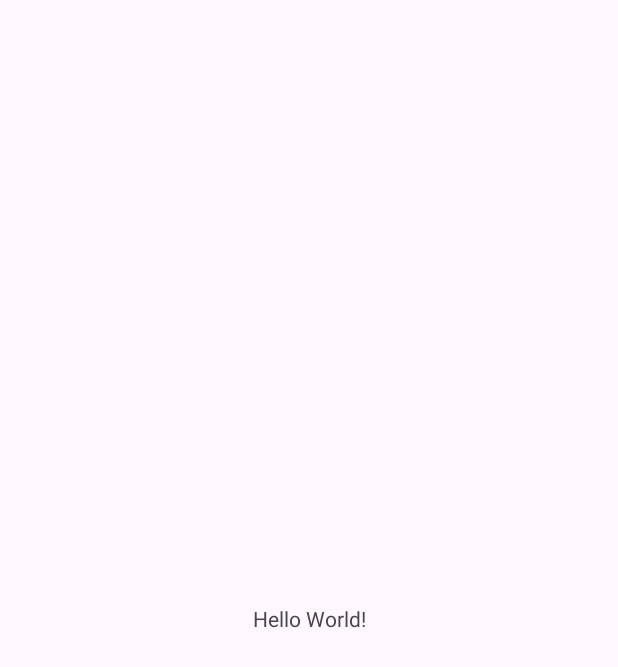
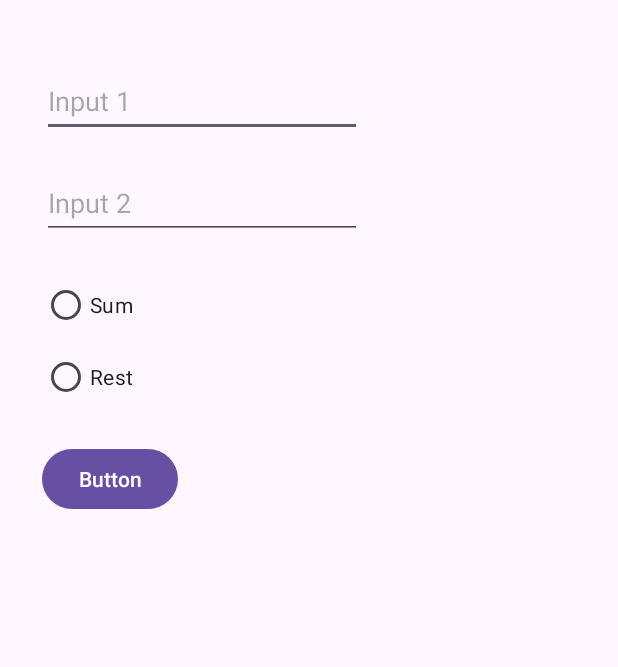
Before and after one commit to elazaroo/androidFirstApp, an Android app: the screen it shows after launch (MainActivity), on a phone screen of 412 x 824 dp. Before the commit the part shown is almost empty. Shown: the top 667 px of the screen. Run offline under Robolectric (Android 15) with nearby library versions, the phone set to English and light mode, and no system bars.

Commit message:
Created view and funtion

```diff
--- a/app/src/main/java/com/example/androidfirstapp/MainActivity.java
+++ b/app/src/main/java/com/example/androidfirstapp/MainActivity.java
@@ -1,6 +1,10 @@
 package com.example.androidfirstapp;
 
 import android.os.Bundle;
+import android.view.View;
+import android.widget.EditText;
+import android.widget.RadioButton;
+import android.widget.TextView;
 
 import androidx.activity.EdgeToEdge;
 import androidx.appcompat.app.AppCompatActivity;
@@ -10,15 +14,44 @@ import androidx.core.view.WindowInsetsCompat;
 
 public class MainActivity extends AppCompatActivity {
 
+    private EditText et1, et2;
+    private TextView tv1;
+    private RadioButton r1, r2;
+
     @Override
     protected void onCreate(Bundle savedInstanceState) {
         super.onCreate(savedInstanceState);
         EdgeToEdge.enable(this);
         setContentView(R.layout.activity_main);
+
+        et1 = findViewById(R.id.etInput1);
+        et2 = findViewById(R.id.etInput2);
+        tv1 = findViewById(R.id.tvResult);
+        r1 = findViewById(R.id.rbSum);
+        r2 = findViewById(R.id.rbRest);
+
         ViewCompat.setOnApplyWindowInsetsListener(findViewById(R.id.main), (v, insets) -> {
             Insets systemBars = insets.getInsets(WindowInsetsCompat.Type.systemBars());
             v.setPadding(systemBars.left, systemBars.top, systemBars.right, systemBars.bottom);
             return insets;
         });
     }
+
+    public void operate(View v) {
+        String val1 = et1.getText().toString();
+        String val2 = et2.getText().toString();
+
+        int num1 = Integer.parseInt(val1);
+        int num2 = Integer.parseInt(val2);
+
+        if (r1.isChecked()) {
+            int sum = num1 + num2;
+            String result =  String.valueOf(sum);
+            tv1.setText(result);
+        } else if (r2.isChecked()){
+            int rest = num1 - num2;
+            String result =  String.valueOf(rest);
+            tv1.setText(result);
+        }
+    }
 }
--- a/app/src/main/res/layout/activity_main.xml
+++ b/app/src/main/res/layout/activity_main.xml
@@ -7,13 +7,68 @@
     android:layout_height="match_parent"
     tools:context=".MainActivity">
 
-    <TextView
+    <EditText
+        android:id="@+id/etInput1"
         android:layout_width="wrap_content"
         android:layout_height="wrap_content"
-        android:text="Hello World!"
-        app:layout_constraintBottom_toBottomOf="parent"
-        app:layout_constraintEnd_toEndOf="parent"
+        android:layout_marginStart="28dp"
+        android:layout_marginTop="43dp"
+        android:ems="10"
+        android:hint="Input 1"
+        android:inputType="text"
+        android:minHeight="48dp"
         app:layout_constraintStart_toStartOf="parent"
         app:layout_constraintTop_toTopOf="parent" />
 
+    <EditText
+        android:id="@+id/etInput2"
+        android:layout_width="wrap_content"
+        android:layout_height="wrap_content"
+        android:layout_marginTop="20dp"
+        android:ems="10"
+        android:hint="Input 2"
+        android:inputType="text"
+        android:minHeight="48dp"
+        app:layout_constraintStart_toStartOf="@+id/etInput1"
+        app:layout_constraintTop_toBottomOf="@+id/etInput1" />
+
+    <RadioGroup
+        android:id="@+id/rgType"
+        android:layout_width="wrap_content"
+        android:layout_height="wrap_content"
+        android:layout_marginTop="20dp"
+        app:layout_constraintStart_toStartOf="@+id/etInput1"
+        app:layout_constraintTop_toBottomOf="@+id/etInput2">
+
+        <RadioButton
+            android:id="@+id/rbSum"
+            android:layout_width="match_parent"
+            android:layout_height="wrap_content"
+            android:text="Sum" />
+
+        <RadioButton
+            android:id="@+id/rbRest"
+            android:layout_width="match_parent"
+            android:layout_height="wrap_content"
+            android:text="Rest" />
+    </RadioGroup>
+
+    <Button
+        android:id="@+id/button"
+        android:layout_width="wrap_content"
+        android:layout_height="wrap_content"
+        android:layout_marginTop="20dp"
+        android:onClick="operate"
+        android:text="Button"
+        app:layout_constraintStart_toStartOf="@+id/rgType"
+        app:layout_constraintTop_toBottomOf="@+id/rgType" />
+
+    <TextView
+        android:id="@+id/tvResult"
+        android:layout_width="wrap_content"
+        android:layout_height="wrap_content"
+        android:layout_marginTop="20dp"
+        app:layout_constraintStart_toStartOf="@+id/button"
+        app:layout_constraintTop_toBottomOf="@+id/button" />
+
 </androidx.constraintlayout.widget.ConstraintLayout>
```
